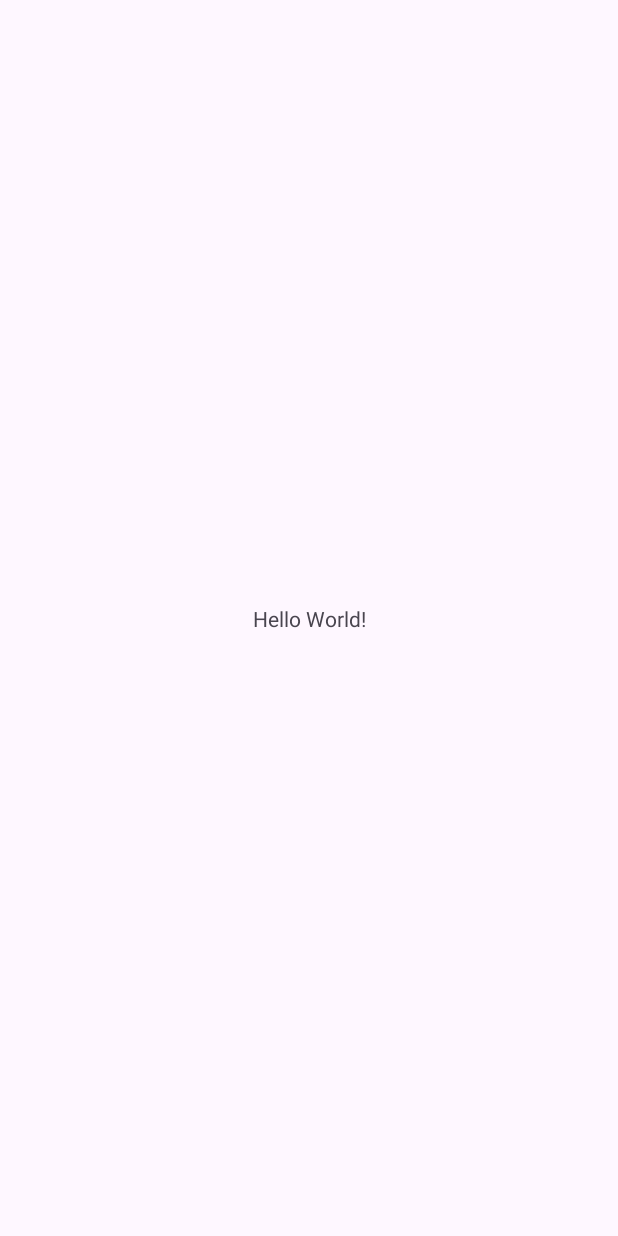
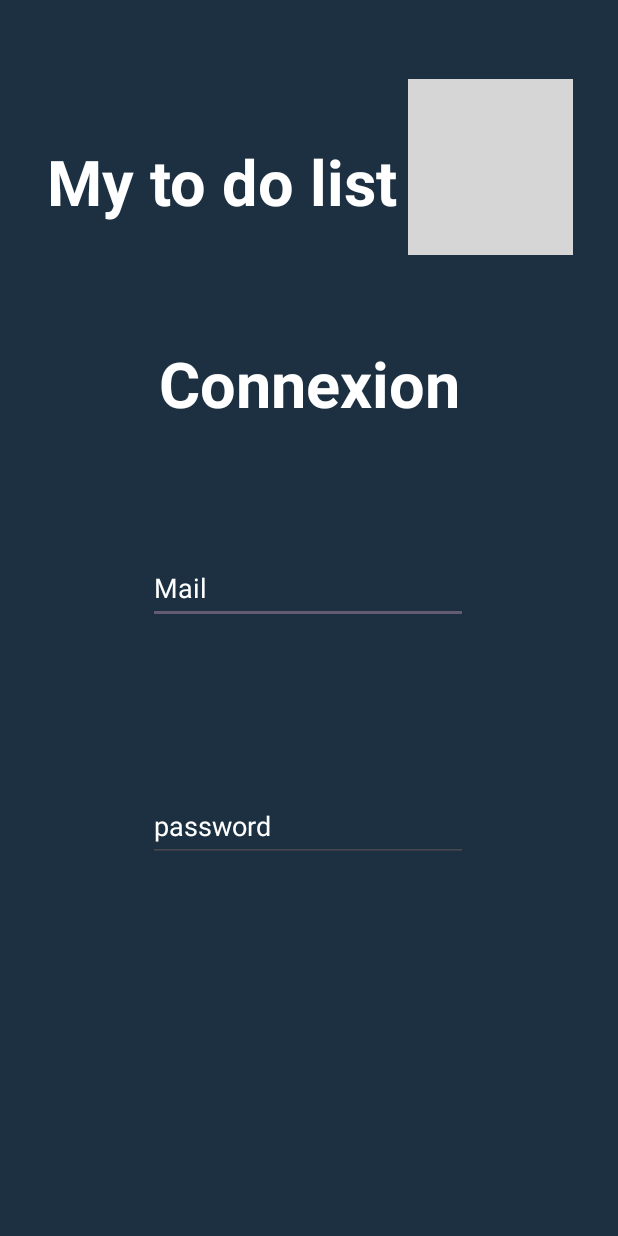
Before and after one commit to yannprogit/mytodolist, an Android app: the screen it shows after launch (MainActivity), on a phone screen of 412 x 824 dp. Before the commit the screen is almost empty. Run offline under Robolectric (Android 15) with nearby library versions, the light colour scheme and no system bars; grey boxes are pictures that could not be loaded.

Commit message:
add view for login

```diff
--- a/app/build.gradle.kts
+++ b/app/build.gradle.kts
@@ -1,5 +1,6 @@
 plugins {
     id("com.android.application")
+    id("com.google.gms.google-services")
 }
 
 android {
@@ -39,4 +40,7 @@
     testImplementation("junit:junit:4.13.2")
     androidTestImplementation("androidx.test.ext:junit:1.1.5")
     androidTestImplementation("androidx.test.espresso:espresso-core:3.5.1")
+    implementation(platform("com.google.firebase:firebase-bom:32.5.0"))
+    implementation("com.google.firebase:firebase-database:20.3.0")
+
 }
--- a/app/src/main/res/layout/activity_main.xml
+++ b/app/src/main/res/layout/activity_main.xml
@@ -4,15 +4,79 @@
     xmlns:tools="http://schemas.android.com/tools"
     android:layout_width="match_parent"
     android:layout_height="match_parent"
+    android:background="@color/backgroundColor"
     tools:context=".MainActivity">
 
     <TextView
+        android:id="@+id/appName"
         android:layout_width="wrap_content"
         android:layout_height="wrap_content"
-        android:text="Hello World!"
+        android:text="@string/app_name"
+        android:textColor="@color/white"
+        android:textSize="42dp"
+        android:textStyle="bold"
         app:layout_constraintBottom_toBottomOf="parent"
         app:layout_constraintEnd_toEndOf="parent"
+        app:layout_constraintHorizontal_bias="0.177"
         app:layout_constraintStart_toStartOf="parent"
-        app:layout_constraintTop_toTopOf="parent" />
+        app:layout_constraintTop_toTopOf="parent"
+        app:layout_constraintVertical_bias="0.121" />
 
+    <ImageView
+        android:id="@+id/imageView"
+        android:layout_width="110dp"
+        android:layout_height="117dp"
+        android:layout_marginTop="44dp"
+        android:layout_marginBottom="49dp"
+        app:layout_constraintBottom_toTopOf="@+id/title"
+        app:layout_constraintEnd_toEndOf="parent"
+        app:layout_constraintHorizontal_bias="0.189"
+        app:layout_constraintStart_toEndOf="@+id/appName"
+        app:layout_constraintTop_toTopOf="parent"
+        app:srcCompat="@drawable/logo" />
+
+    <TextView
+        android:id="@+id/title"
+        android:layout_width="wrap_content"
+        android:layout_height="wrap_content"
+        android:layout_marginTop="78dp"
+        android:text="@string/connexion"
+        android:textColor="@color/white"
+        android:textSize="42dp"
+        android:textStyle="bold"
+        app:layout_constraintEnd_toEndOf="parent"
+        app:layout_constraintStart_toStartOf="parent"
+        app:layout_constraintTop_toBottomOf="@+id/appName" />
+
+    <EditText
+        android:id="@+id/mailInput"
+        android:layout_width="wrap_content"
+        android:layout_height="wrap_content"
+        android:ems="10"
+        android:inputType="text"
+        android:minHeight="48dp"
+        android:text="Mail"
+        android:textColor="@color/white"
+        app:layout_constraintBottom_toBottomOf="parent"
+        app:layout_constraintEnd_toEndOf="parent"
+        app:layout_constraintHorizontal_bias="0.497"
+        app:layout_constraintStart_toStartOf="parent"
+        app:layout_constraintTop_toBottomOf="@+id/title"
+        app:layout_constraintVertical_bias="0.171" />
+
+    <EditText
+        android:id="@+id/passwordInput"
+        android:layout_width="wrap_content"
+        android:layout_height="wrap_content"
+        android:ems="10"
+        android:inputType="text"
+        android:minHeight="48dp"
+        android:text="password"
+        android:textColor="@color/white"
+        app:layout_constraintBottom_toBottomOf="parent"
+        app:layout_constraintEnd_toEndOf="parent"
+        app:layout_constraintHorizontal_bias="0.497"
+        app:layout_constraintStart_toStartOf="parent"
+        app:layout_constraintTop_toBottomOf="@+id/mailInput"
+        app:layout_constraintVertical_bias="0.308" />
 </androidx.constraintlayout.widget.ConstraintLayout>
--- a/app/src/main/res/values/strings.xml
+++ b/app/src/main/res/values/strings.xml
@@ -1,3 +1,4 @@
 <resources>
     <string name="app_name">My to do list</string>
+    <string name="connexion">Connexion</string>
 </resources>
--- a/build.gradle.kts
+++ b/build.gradle.kts
@@ -1,4 +1,5 @@
 // Top-level build file where you can add configuration options common to all sub-projects/modules.
 plugins {
     id("com.android.application") version "8.1.2" apply false
+    id("com.google.gms.google-services") version "4.4.0" apply false
 }
```
